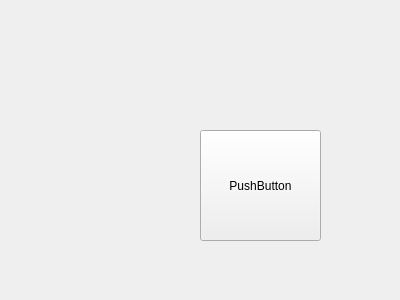
Kamikoto-sama/Kamis-Code, file Python/PyQtUiConverter/ui/untitled.ui: the form before one commit.
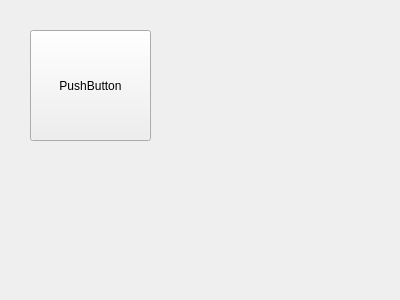
The form after the commit.

Patch:
```diff
--- a/Python/PyQtUiConverter/ui/untitled.ui
+++ b/Python/PyQtUiConverter/ui/untitled.ui
@@ -16,8 +16,8 @@
   <widget class="QPushButton" name="pushButton">
    <property name="geometry">
     <rect>
-     <x>200</x>
-     <y>130</y>
+     <x>30</x>
+     <y>30</y>
      <width>121</width>
      <height>111</height>
     </rect>
```
